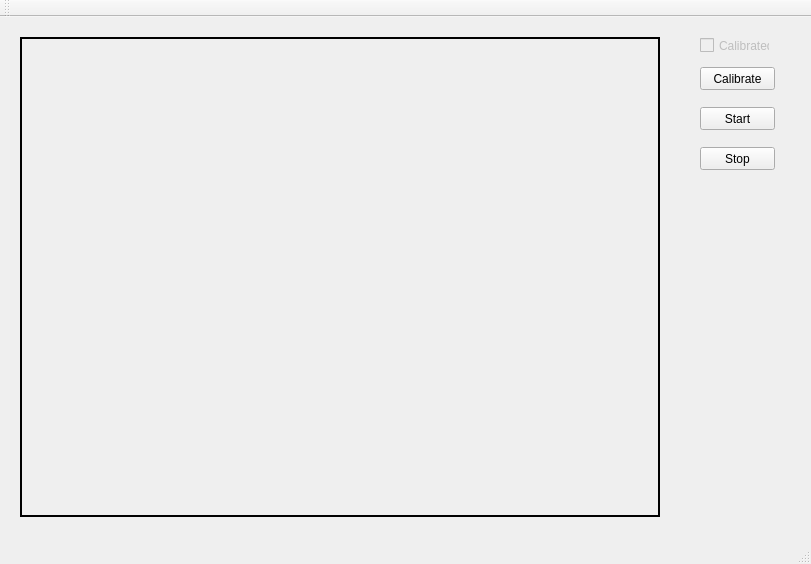
The window that PostureCorrector/mainwindow.ui (Tharsus/PostureCorrector) describes before a commit, drawn with Qt 5.
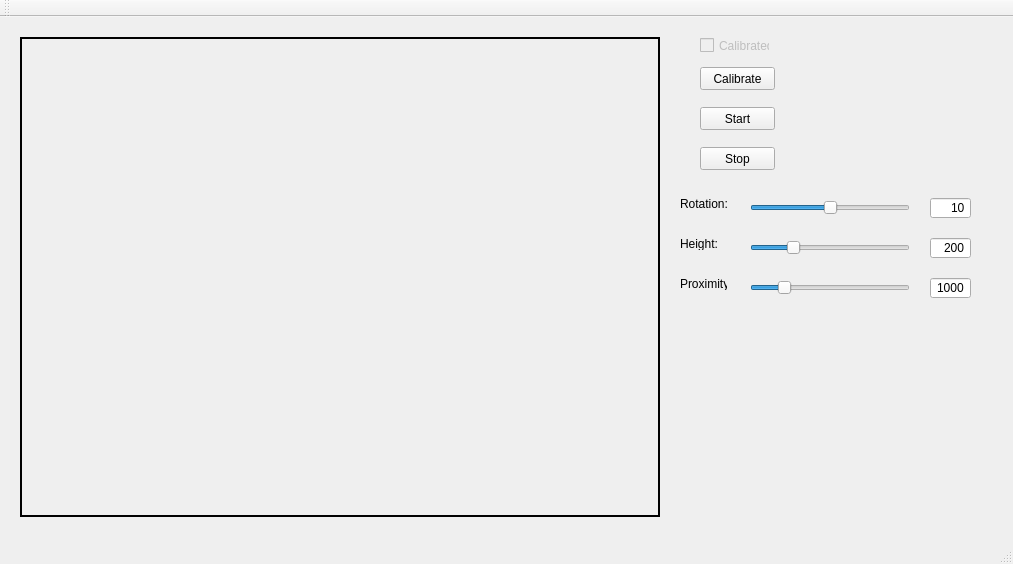
The same window after the commit. Icons and pictures are not drawn.

Commit message: Compare the current frame with the calibrated frame:  - Roll left/right  - Height  - Proximity Notifications based on each one of the parameters

Diff of the .ui file:
```diff
--- a/PostureCorrector/mainwindow.ui
+++ b/PostureCorrector/mainwindow.ui
@@ -6,7 +6,7 @@
    <rect>
     <x>0</x>
     <y>0</y>
-    <width>811</width>
+    <width>1013</width>
     <height>564</height>
    </rect>
   </property>
@@ -144,6 +144,192 @@
      <bool>false</bool>
     </property>
    </widget>
+   <widget class="QSlider" name="heightThreshold">
+    <property name="geometry">
+     <rect>
+      <x>750</x>
+      <y>220</y>
+      <width>160</width>
+      <height>22</height>
+     </rect>
+    </property>
+    <property name="minimum">
+     <number>100</number>
+    </property>
+    <property name="maximum">
+     <number>500</number>
+    </property>
+    <property name="value">
+     <number>200</number>
+    </property>
+    <property name="orientation">
+     <enum>Qt::Horizontal</enum>
+    </property>
+   </widget>
+   <widget class="QSlider" name="proximityThreshold">
+    <property name="geometry">
+     <rect>
+      <x>750</x>
+      <y>260</y>
+      <width>160</width>
+      <height>22</height>
+     </rect>
+    </property>
+    <property name="minimum">
+     <number>100</number>
+    </property>
+    <property name="maximum">
+     <number>5000</number>
+    </property>
+    <property name="value">
+     <number>1000</number>
+    </property>
+    <property name="orientation">
+     <enum>Qt::Horizontal</enum>
+    </property>
+   </widget>
+   <widget class="QLabel" name="label">
+    <property name="geometry">
+     <rect>
+      <x>680</x>
+      <y>180</y>
+      <width>47</width>
+      <height>13</height>
+     </rect>
+    </property>
+    <property name="text">
+     <string>Rotation:</string>
+    </property>
+   </widget>
+   <widget class="QLabel" name="label_2">
+    <property name="geometry">
+     <rect>
+      <x>680</x>
+      <y>220</y>
+      <width>47</width>
+      <height>13</height>
+     </rect>
+    </property>
+    <property name="text">
+     <string>Height:</string>
+    </property>
+   </widget>
+   <widget class="QLabel" name="label_3">
+    <property name="geometry">
+     <rect>
+      <x>680</x>
+      <y>260</y>
+      <width>47</width>
+      <height>13</height>
+     </rect>
+    </property>
+    <property name="text">
+     <string>Proximity:</string>
+    </property>
+   </widget>
+   <widget class="QSlider" name="rotationThreshold">
+    <property name="geometry">
+     <rect>
+      <x>750</x>
+      <y>180</y>
+      <width>160</width>
+      <height>22</height>
+     </rect>
+    </property>
+    <property name="minimum">
+     <number>10</number>
+    </property>
+    <property name="maximum">
+     <number>30</number>
+    </property>
+    <property name="value">
+     <number>20</number>
+    </property>
+    <property name="orientation">
+     <enum>Qt::Horizontal</enum>
+    </property>
+   </widget>
+   <widget class="QSpinBox" name="rotationDisplay">
+    <property name="geometry">
+     <rect>
+      <x>930</x>
+      <y>180</y>
+      <width>41</width>
+      <height>22</height>
+     </rect>
+    </property>
+    <property name="alignment">
+     <set>Qt::AlignRight|Qt::AlignTrailing|Qt::AlignVCenter</set>
+    </property>
+    <property name="readOnly">
+     <bool>true</bool>
+    </property>
+    <property name="buttonSymbols">
+     <enum>QAbstractSpinBox::NoButtons</enum>
+    </property>
+    <property name="minimum">
+     <number>10</number>
+    </property>
+    <property name="maximum">
+     <number>30</number>
+    </property>
+   </widget>
+   <widget class="QSpinBox" name="heightDisplay">
+    <property name="geometry">
+     <rect>
+      <x>930</x>
+      <y>220</y>
+      <width>41</width>
+      <height>22</height>
+     </rect>
+    </property>
+    <property name="alignment">
+     <set>Qt::AlignRight|Qt::AlignTrailing|Qt::AlignVCenter</set>
+    </property>
+    <property name="readOnly">
+     <bool>true</bool>
+    </property>
+    <property name="buttonSymbols">
+     <enum>QAbstractSpinBox::NoButtons</enum>
+    </property>
+    <property name="minimum">
+     <number>100</number>
+    </property>
+    <property name="maximum">
+     <number>500</number>
+    </property>
+    <property name="value">
+     <number>200</number>
+    </property>
+   </widget>
+   <widget class="QSpinBox" name="proximityDisplay">
+    <property name="geometry">
+     <rect>
+      <x>930</x>
+      <y>260</y>
+      <width>41</width>
+      <height>22</height>
+     </rect>
+    </property>
+    <property name="alignment">
+     <set>Qt::AlignRight|Qt::AlignTrailing|Qt::AlignVCenter</set>
+    </property>
+    <property name="readOnly">
+     <bool>true</bool>
+    </property>
+    <property name="buttonSymbols">
+     <enum>QAbstractSpinBox::NoButtons</enum>
+    </property>
+    <property name="minimum">
+     <number>100</number>
+    </property>
+    <property name="maximum">
+     <number>5000</number>
+    </property>
+    <property name="value">
+     <number>1000</number>
+    </property>
+   </widget>
   </widget>
   <widget class="QMenuBar" name="menuBar">
    <property name="geometry">
```
Left out of the diff: 2 changed lines with no effect on the pictures. The commit also changes 2 other files.
